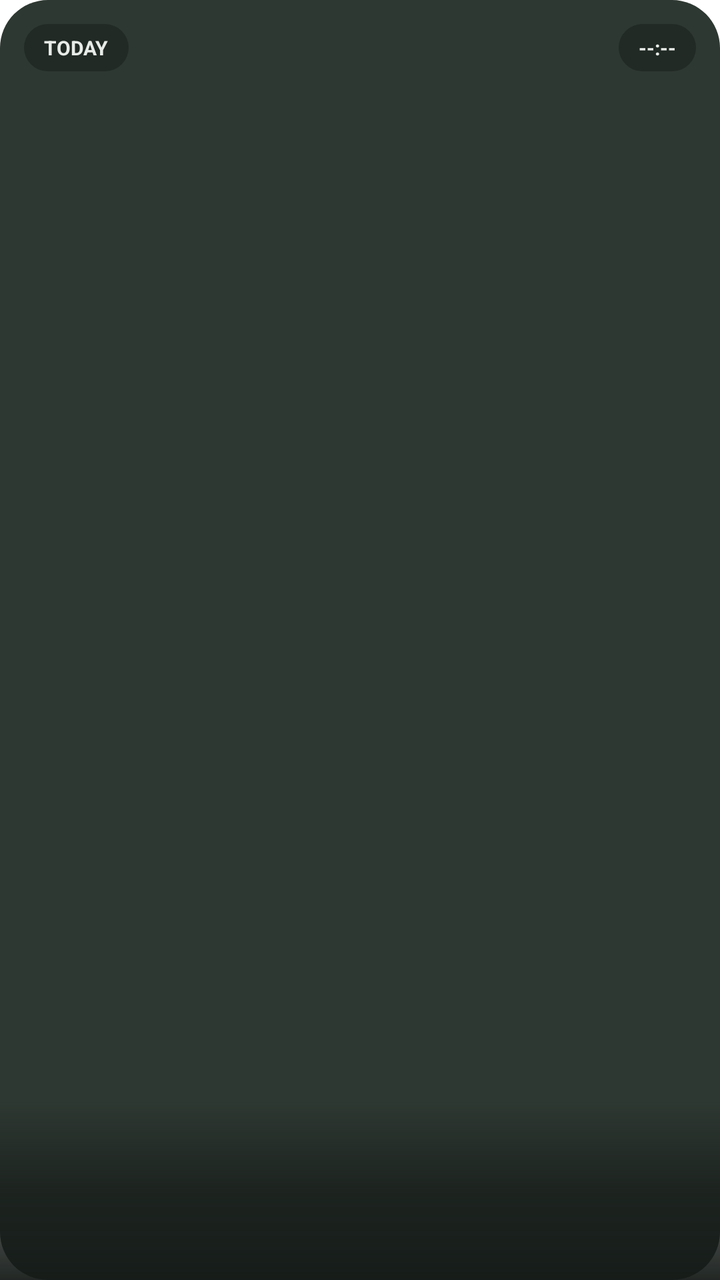
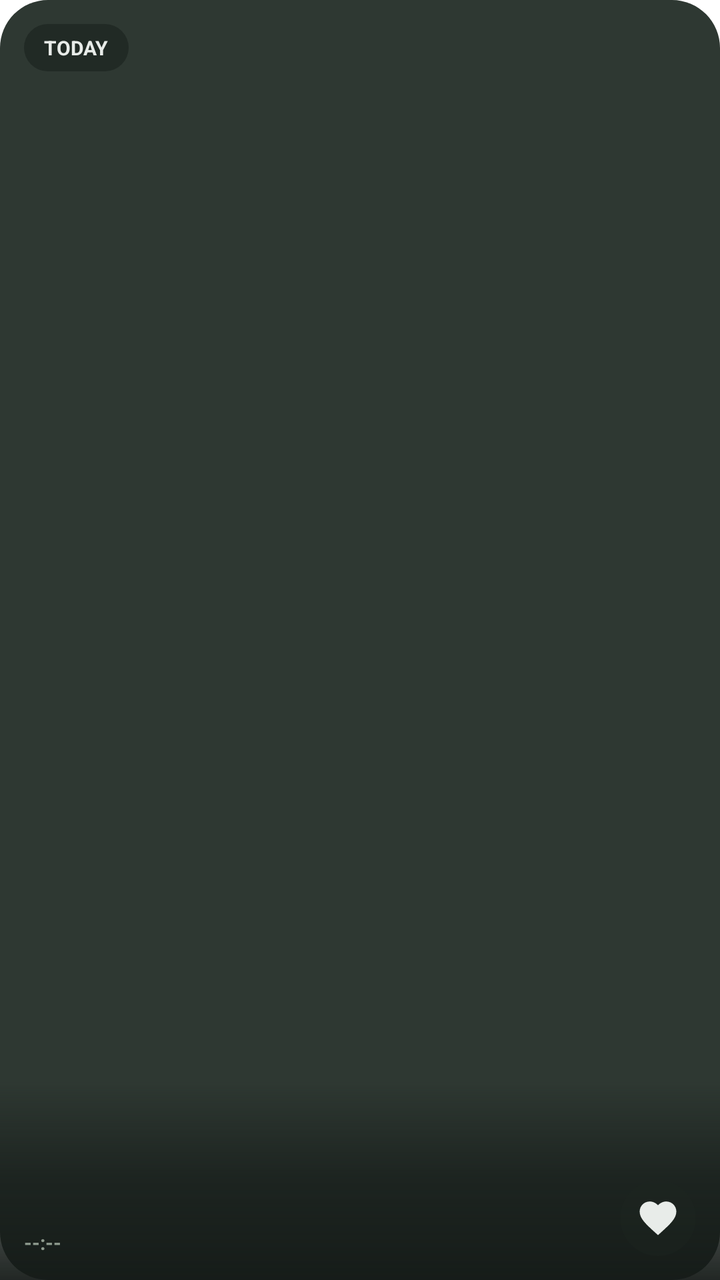

Compare the two renders of this Android layout. The source of the first and the diff that turns it into the second are given below.
<!-- AndroidManifest.xml: fallback theme Theme.MaterialComponents.DayNight.NoActionBar -->
<!-- res/layout/update_me_widget.xml -->
<?xml version="1.0" encoding="utf-8"?>
<FrameLayout xmlns:android="http://schemas.android.com/apk/res/android"
    android:id="@+id/widget_root"
    android:layout_width="match_parent"
    android:layout_height="match_parent"
    android:background="@drawable/widget_background">

    
    <ImageView
        android:id="@+id/widget_image"
        android:layout_width="match_parent"
        android:layout_height="match_parent"
        android:scaleType="centerCrop"
        android:contentDescription="Partner Moment Photo" />

    
    <LinearLayout
        android:id="@+id/widget_empty_state"
        android:layout_width="match_parent"
        android:layout_height="match_parent"
        android:gravity="center"
        android:orientation="vertical"
        android:padding="20dp"
        android:visibility="gone">

        <TextView
            android:layout_width="wrap_content"
            android:layout_height="wrap_content"
            android:text="UPDATEME"
            android:textColor="#E8ECE9"
            android:textSize="14sp"
            android:textStyle="bold" />

        <TextView
            android:id="@+id/widget_empty_text"
            android:layout_width="wrap_content"
            android:layout_height="wrap_content"
            android:layout_marginTop="6dp"
            android:gravity="center"
            android:text="Waiting for moments..."
            android:textColor="#8E9A8E"
            android:textSize="12sp" />
    </LinearLayout>

    
    <RelativeLayout
        android:layout_width="match_parent"
        android:layout_height="wrap_content"
        android:layout_gravity="top"
        android:padding="12dp">

        <TextView
            android:id="@+id/widget_location_badge"
            android:layout_width="wrap_content"
            android:layout_height="wrap_content"
            android:layout_alignParentStart="true"
            android:layout_alignParentLeft="true"
            android:background="@drawable/widget_badge_bg"
            android:paddingLeft="10dp"
            android:paddingTop="5dp"
            android:paddingRight="10dp"
            android:paddingBottom="5dp"
            android:text="TODAY"
            android:textColor="#E8ECE9"
            android:textSize="10sp"
            android:textStyle="bold" />

        <TextView
            android:id="@+id/widget_time_badge"
            android:layout_width="wrap_content"
            android:layout_height="wrap_content"
            android:layout_alignParentEnd="true"
            android:layout_alignParentRight="true"
            android:background="@drawable/widget_badge_bg"
            android:paddingLeft="10dp"
            android:paddingTop="5dp"
            android:paddingRight="10dp"
            android:paddingBottom="5dp"
            android:text="--:--"
            android:textColor="#E8ECE9"
            android:textSize="10sp"
            android:textStyle="bold" />
    </RelativeLayout>

    
    <LinearLayout
        android:id="@+id/widget_bottom_overlay"
        android:layout_width="match_parent"
        android:layout_height="90dp"
        android:layout_gravity="bottom"
        android:background="@drawable/widget_scrim_bg"
        android:gravity="bottom"
        android:orientation="vertical"
        android:padding="12dp">

        <TextView
            android:id="@+id/widget_caption"
            android:layout_width="match_parent"
            android:layout_height="wrap_content"
            android:ellipsize="end"
            android:maxLines="2"
            android:textColor="#E8ECE9"
            android:textSize="13sp"
            android:textStyle="bold" />
    </LinearLayout>

</FrameLayout>
<!-- resources referenced by this layout -->
<resources>
  <!-- drawable widget_background (drawable) -->
  <?xml version="1.0" encoding="utf-8"?>
  <shape xmlns:android="http://schemas.android.com/apk/res/android"
      android:shape="rectangle">
      <corners android:radius="24dp" />
      <solid android:color="#2E3832" />
  </shape>
  <!-- drawable widget_badge_bg (drawable) -->
  <?xml version="1.0" encoding="utf-8"?>
  <shape xmlns:android="http://schemas.android.com/apk/res/android"
      android:shape="rectangle">
      <corners android:radius="14dp" />
      <solid android:color="#C01E2622" />
  </shape>
  <!-- drawable widget_scrim_bg (drawable) -->
  <?xml version="1.0" encoding="utf-8"?>
  <shape xmlns:android="http://schemas.android.com/apk/res/android"
      android:shape="rectangle">
      <gradient
          android:angle="90"
          android:startColor="#F0141A17"
          android:centerColor="#B0141A17"
          android:endColor="#00000000" />
  </shape>
</resources>

<!-- the commit's change to res/layout/update_me_widget.xml (unified diff, before → after) -->
@@ -10,7 +10,8 @@
         android:id="@+id/widget_image"
         android:layout_width="match_parent"
         android:layout_height="match_parent"
-        android:scaleType="centerCrop"
+        android:scaleType="fitCenter"
+        android:adjustViewBounds="true"
         android:contentDescription="Partner Moment Photo" />
 
     
@@ -64,44 +65,69 @@
             android:textColor="#E8ECE9"
             android:textSize="10sp"
             android:textStyle="bold" />
-
-        <TextView
-            android:id="@+id/widget_time_badge"
-            android:layout_width="wrap_content"
-            android:layout_height="wrap_content"
-            android:layout_alignParentEnd="true"
-            android:layout_alignParentRight="true"
-            android:background="@drawable/widget_badge_bg"
-            android:paddingLeft="10dp"
-            android:paddingTop="5dp"
-            android:paddingRight="10dp"
-            android:paddingBottom="5dp"
-            android:text="--:--"
-            android:textColor="#E8ECE9"
-            android:textSize="10sp"
-            android:textStyle="bold" />
     </RelativeLayout>
 
     
-    <LinearLayout
+    <RelativeLayout
         android:id="@+id/widget_bottom_overlay"
         android:layout_width="match_parent"
-        android:layout_height="90dp"
+        android:layout_height="100dp"
         android:layout_gravity="bottom"
         android:background="@drawable/widget_scrim_bg"
-        android:gravity="bottom"
-        android:orientation="vertical"
-        android:padding="12dp">
+        android:paddingLeft="12dp"
+        android:paddingRight="12dp"
+        android:paddingBottom="12dp">
 
-        <TextView
-            android:id="@+id/widget_caption"
+        
+        <ImageButton
+            android:id="@+id/widget_react_btn"
+            android:layout_width="38dp"
+            android:layout_height="38dp"
+            android:layout_alignParentEnd="true"
+            android:layout_alignParentRight="true"
+            android:layout_alignParentBottom="true"
+            android:background="@drawable/widget_react_bg"
+            android:padding="8dp"
+            android:scaleType="fitCenter"
+            android:src="@drawable/ic_heart_outline"
+            android:contentDescription="Heart React Button" />
+
+        
+        <LinearLayout
+            android:id="@+id/widget_text_container"
             android:layout_width="match_parent"
             android:layout_height="wrap_content"
-            android:ellipsize="end"
-            android:maxLines="2"
-            android:textColor="#E8ECE9"
-            android:textSize="13sp"
-            android:textStyle="bold" />
-    </LinearLayout>
+            android:layout_alignParentStart="true"
+            android:layout_alignParentLeft="true"
+            android:layout_alignParentBottom="true"
+            android:layout_toStartOf="@id/widget_react_btn"
+            android:layout_toLeftOf="@id/widget_react_btn"
+            android:layout_marginEnd="10dp"
+            android:layout_marginRight="10dp"
+            android:orientation="vertical">
+
+            
+            <TextView
+                android:id="@+id/widget_caption"
+                android:layout_width="match_parent"
+                android:layout_height="wrap_content"
+                android:ellipsize="end"
+                android:maxLines="2"
+                android:textColor="#E8ECE9"
+                android:textSize="13sp"
+                android:textStyle="bold" />
+
+            
+            <TextView
+                android:id="@+id/widget_time_badge"
+                android:layout_width="wrap_content"
+                android:layout_height="wrap_content"
+                android:layout_marginTop="3dp"
+                android:text="--:--"
+                android:textColor="#8E9A8E"
+                android:textSize="10sp"
+                android:textStyle="bold" />
+        </LinearLayout>
+    </RelativeLayout>
 
 </FrameLayout>
<!-- resource entries referenced after the edit -->
@@ -1,5 +1,15 @@
 <!-- resources referenced by this layout -->
 <resources>
+  <!-- drawable ic_heart_outline (drawable) -->
+  <vector xmlns:android="http://schemas.android.com/apk/res/android"
+      android:width="24dp"
+      android:height="24dp"
+      android:viewportWidth="24"
+      android:viewportHeight="24">
+      <path
+          android:fillColor="#E8ECE9"
+          android:pathData="M12,21.35l-1.45,-1.32C5.4,15.36 2,12.28 2,8.5 2,5.42 4.42,3 7.5,3c1.74,0 3.41,0.81 4.5,2.09C13.09,3.81 14.76,3 16.5,3 19.58,3 22,5.42 22,8.5c0,3.78 -3.4,6.86 -8.55,11.54L12,21.35z"/>
+  </vector>
   <!-- drawable widget_background (drawable) -->
   <?xml version="1.0" encoding="utf-8"?>
   <shape xmlns:android="http://schemas.android.com/apk/res/android"
@@ -14,6 +24,12 @@
       <corners android:radius="14dp" />
       <solid android:color="#C01E2622" />
   </shape>
+  <!-- drawable widget_react_bg (drawable) -->
+  <?xml version="1.0" encoding="utf-8"?>
+  <shape xmlns:android="http://schemas.android.com/apk/res/android"
+      android:shape="oval">
+      <solid android:color="#591E2622" />
+  </shape>
   <!-- drawable widget_scrim_bg (drawable) -->
   <?xml version="1.0" encoding="utf-8"?>
   <shape xmlns:android="http://schemas.android.com/apk/res/android"
